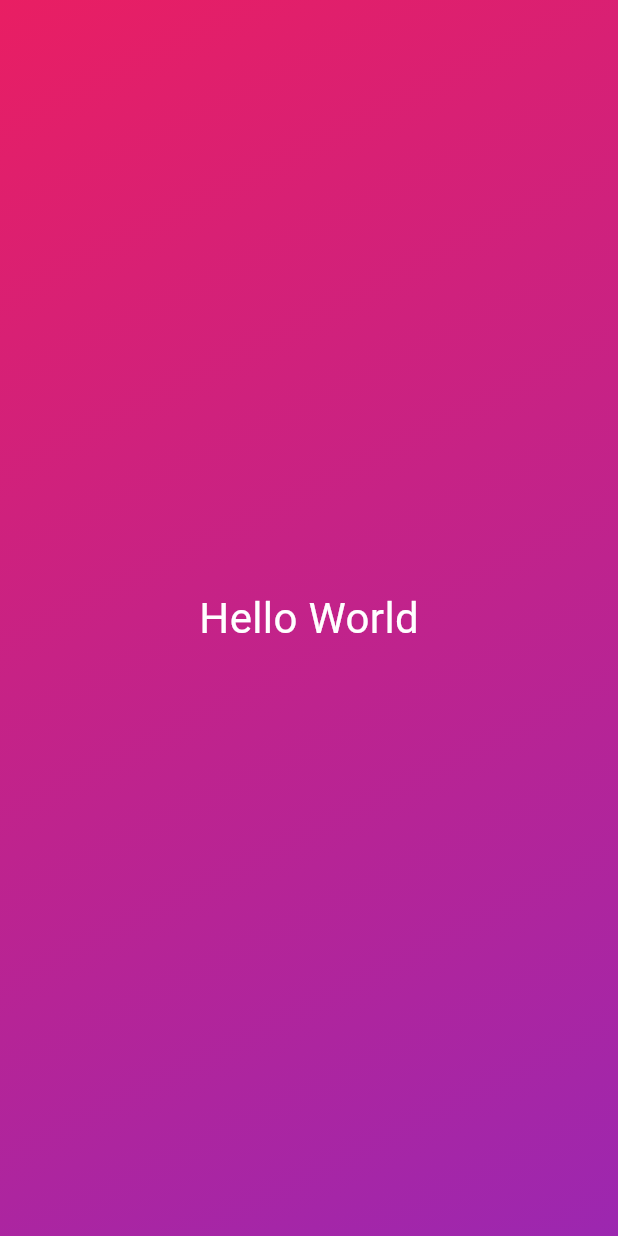
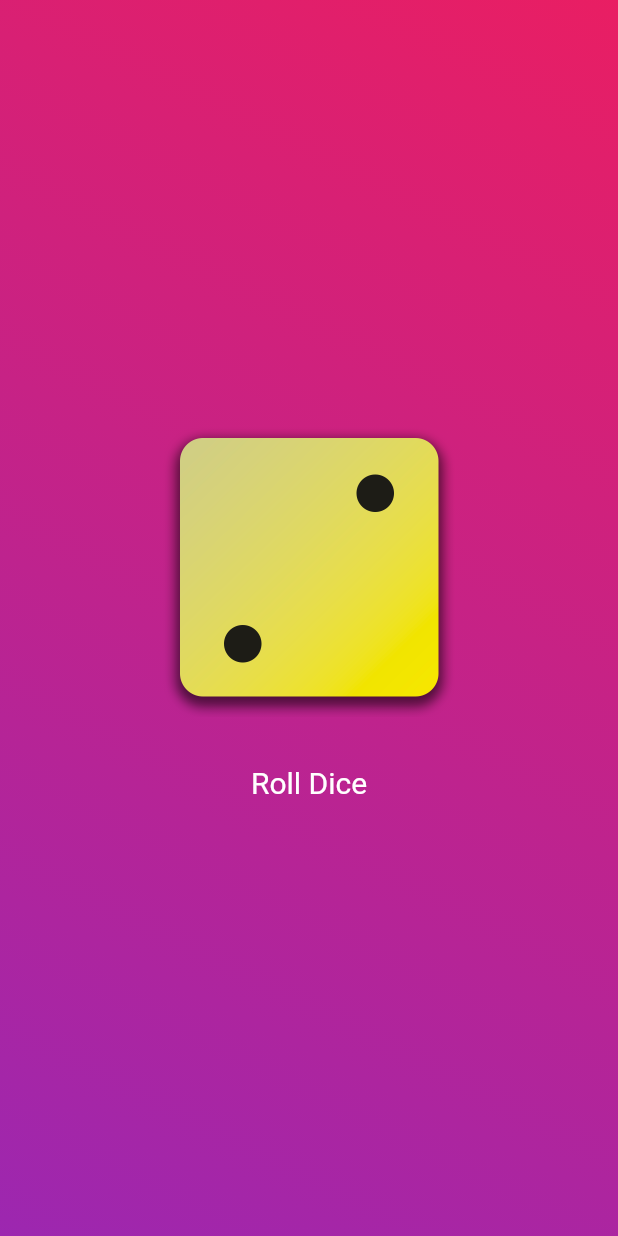
Before and after one commit to thieng101/flutter_application_1, a Flutter app: the screen it shows after launch, on a phone screen of 412 x 824 dp. Run offline on Flutter 3.47's test engine with Material 3 defaults, Android fonts, the phone set to English and light mode, and no system bars.

Commit message:
make roll diece application

```diff
--- /dev/null
+++ b/lib/dice_roller.dart
@@ -0,0 +1,43 @@
+import 'package:flutter/material.dart';
+
+class DiceRoller extends StatefulWidget {
+  const DiceRoller({super.key});
+
+  @override
+  State<DiceRoller> createState() {
+    return _DiceRollerState();
+  }
+}
+
+class _DiceRollerState extends State<DiceRoller> {
+  var activeDiceImage = 'assets/image/dice-2.png';
+
+  void rollDice() {
+    setState(() {
+      activeDiceImage = 'assets/image/dice-4.png';
+    });
+    // print("Rolling " + activeDiceImage);
+  }
+
+  @override
+  Widget build(BuildContext context) {
+    return Column(
+      mainAxisSize: MainAxisSize.min,
+      children: [
+        Padding(
+          padding: const EdgeInsets.only(bottom: 20),
+          child: Image.asset(activeDiceImage, width: 200),
+        ),
+        // const SizedBox(height: 20),
+        TextButton(
+            onPressed: rollDice,
+            style: TextButton.styleFrom(
+              foregroundColor: Colors.white,
+              // backgroundColor: Colors.black,
+              textStyle: const TextStyle(fontSize: 20),
+            ),
+            child: const Text("Roll Dice"))
+      ],
+    );
+  }
+}
--- /dev/null
+++ b/lib/gradient_container.dart
@@ -0,0 +1,35 @@
+import 'dart:ui';
+
+import 'package:flutter/material.dart';
+import 'package:flutter/widgets.dart';
+import 'package:flutter_application_1/dice_roller.dart';
+import 'package:flutter_application_1/styled_text.dart';
+
+// Note: if I want to my app run the map as soon as the user open it,
+// I could have a variable constant set it = to the function that will be called
+// then the map will be called as soon as the user open the app
+const startAlignment = Alignment.topRight;
+const endAlignment = Alignment.bottomLeft;
+
+class GradientContainer extends StatelessWidget {
+  final List<Color> colors;
+
+  const GradientContainer({super.key, required this.colors});
+
+  @override
+  Widget build(BuildContext context) {
+    return Container(
+      decoration: BoxDecoration(
+        //use const here for Dark resue the code for memory optimization
+        gradient: LinearGradient(
+          begin: startAlignment,
+          end: endAlignment,
+          colors: colors,
+        ),
+      ),
+      child: const Center(
+        child: DiceRoller(),
+      ),
+    );
+  }
+}
--- a/lib/main.dart
+++ b/lib/main.dart
@@ -1,33 +1,15 @@
 import 'package:flutter/material.dart';
+import 'package:flutter_application_1/gradient_container.dart';
 
 void main() {
   runApp(
     const MaterialApp(
       home: Scaffold(
         backgroundColor: Colors.pink,
-        body: GradientContainer(),
+        body: GradientContainer(
+          colors: [Colors.pink, Colors.purple],
+        ),
       ),
     ),
   );
 }
-
-class GradientContainer extends StatelessWidget {
-  const GradientContainer({super.key});
-  @override
-  Widget build(BuildContext context) {
-    return Container(
-      decoration: const BoxDecoration(
-        //use const here for Dark resue the code for memory optimization
-        gradient: LinearGradient(
-          begin: Alignment.topLeft,
-          end: Alignment.bottomRight,
-          colors: [Colors.pink, Colors.purple],
-        ),
-      ),
-      child: Center(
-        child: Text("Hello World",
-            style: TextStyle(fontSize: 28, color: Colors.white)),
-      ),
-    );
-  }
-}
--- /dev/null
+++ b/lib/styled_text.dart
@@ -0,0 +1,14 @@
+import "package:flutter/material.dart";
+
+class StyledText extends StatelessWidget {
+  final String text;
+
+  const StyledText(this.text, {super.key});
+
+  @override
+  Widget build(BuildContext context) {
+    return Center(
+      child: Text(text, style: TextStyle(fontSize: 28, color: Colors.white)),
+    );
+  }
+}
--- /dev/null
+++ b/lib/test.dart
@@ -0,0 +1,27 @@
+import 'package:flutter/material.dart';
+import 'package:flutter_application_1/styled_text.dart';
+
+// Note: if I want to my app run the map as soon as the user open it,
+// I could have a variable constant set it = to the function that will be called
+// then the map will be called as soon as the user open the app
+const startAlignment = Alignment.topRight;
+const endAlignment = Alignment.bottomLeft;
+
+class GradientContainer extends StatelessWidget {
+  const GradientContainer({super.key});
+
+  @override
+  Widget build(BuildContext context) {
+    return Container(
+      decoration: const BoxDecoration(
+        //use const here for Dark resue the code for memory optimization
+        gradient: LinearGradient(
+          begin: startAlignment,
+          end: endAlignment,
+          colors: [Colors.pink, Colors.purple],
+        ),
+      ),
+      child: const StyledText("I love you ❤️"),
+    );
+  }
+}
```
Also changed, not shown: pubspec.yaml (+10 -7 lines), assets/image/dice-1.png (added), assets/image/dice-2.png (added), assets/image/dice-3.png (added), assets/image/dice-4.png (added), assets/image/dice-5.png (added), assets/image/dice-6.png (added), assets/image/yohan-sleeping.jpeg (added).
